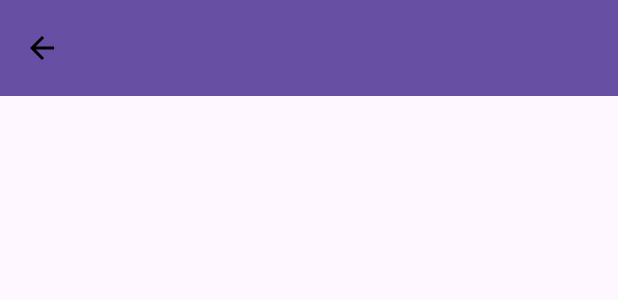
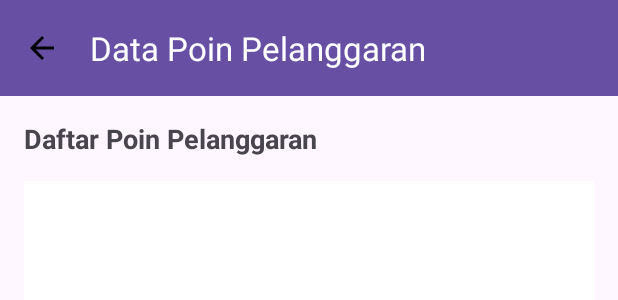
Before and after one commit to FrankStein31/Poin-Pelanggaran-Siswa, an Android app: the layout activity_data_poin_siswa.xml on its own in the app's theme, with its tools: preview values and no code run, on a phone screen of 412 x 824 dp. Shown: the top 300 px of the screen. Run offline under Robolectric (Android 15) with nearby library versions, the phone set to English and light mode, and no system bars.

Commit message:
revisi siswa dashboard

```diff
--- a/app/src/main/java/fidya/ardani/la/LaporanCepatActivity.kt
+++ b/app/src/main/java/fidya/ardani/la/LaporanCepatActivity.kt
@@ -194,7 +194,7 @@ class LaporanCepatActivity : AppCompatActivity() {
         val filteredLaporan = mutableListOf<Laporan>()
         val dateFormat = SimpleDateFormat("d-M-yyyy", Locale.getDefault())
 
-        for (document in result) {
+                for (document in result) {
             val tanggalString = document.getString("tanggal_pelanggaran") ?: ""
             var passFilter = true
 
--- a/app/src/main/java/fidya/ardani/la/RiwayatLaporanActivity.kt
+++ b/app/src/main/java/fidya/ardani/la/RiwayatLaporanActivity.kt
@@ -305,7 +305,7 @@ class RiwayatLaporanActivity : AppCompatActivity() {
         for (laporan in filteredLaporan) {
             db.collection("data_poin")
                 .whereEqualTo("nama", laporan.kategoriPelanggaran)
-                .get()
+            .get()
                 .addOnCompleteListener { task -> // Gunakan onCompleteListener agar counter selalu jalan
                     if (task.isSuccessful && task.result != null && !task.result.isEmpty) {
                         laporan.jumlahPoin = task.result.documents[0].getLong("jumlah")?.toInt() ?: 0
@@ -454,7 +454,7 @@ class RiwayatLaporanActivity : AppCompatActivity() {
                             }
                         }
                 }
-            }
+        }
     }
 
     private fun loadRiwayatLaporanSiswa(email: String) {
--- a/app/src/main/res/layout/activity_data_poin_siswa.xml
+++ b/app/src/main/res/layout/activity_data_poin_siswa.xml
@@ -5,7 +5,7 @@
     xmlns:tools="http://schemas.android.com/tools"
     android:layout_width="match_parent"
     android:layout_height="match_parent"
-    tools:context=".DataPoinActivity">
+    tools:context=".DataPoinSiswaActivity">
 
     <!-- Toolbar -->
     <com.google.android.material.appbar.MaterialToolbar
@@ -13,18 +13,27 @@
         android:layout_width="match_parent"
         android:layout_height="?attr/actionBarSize"
         android:background="?attr/colorPrimary"
-        android:title="Data Poin"
-        android:titleTextColor="@android:color/white"
+        android:elevation="4dp"
+        app:title="Data Poin Pelanggaran"
+        app:titleTextColor="@android:color/white"
         app:navigationIcon="@drawable/ic_arrow_back" />
 
     <!-- Konten utama -->
     <LinearLayout
-        android:id="@+id/layout_datapoin"
         android:layout_width="match_parent"
         android:layout_height="match_parent"
         android:orientation="vertical"
         android:layout_marginTop="?attr/actionBarSize"
         android:padding="16dp">
+
+        <!-- Info text -->
+        <TextView
+            android:layout_width="match_parent"
+            android:layout_height="wrap_content"
+            android:text="Daftar Poin Pelanggaran"
+            android:textSize="18sp"
+            android:textStyle="bold"
+            android:layout_marginBottom="16dp"/>
 
         <!-- ListView untuk menampilkan data poin -->
         <ListView
@@ -33,7 +42,9 @@
             android:layout_height="0dp"
             android:layout_weight="1"
             android:divider="@android:color/darker_gray"
-            android:dividerHeight="1dp" />
+            android:dividerHeight="0.5dp"
+            android:background="@android:color/white"/>
 
     </LinearLayout>
+
 </androidx.coordinatorlayout.widget.CoordinatorLayout>
```
Also changed, not shown: app/src/main/java/fidya/ardani/la/DashboardSiswaActivity.kt (+12 -9 lines), app/src/main/java/fidya/ardani/la/DataPoinSiswaActivity.kt (+45 -24 lines), app/src/main/res/layout/activity_riwayat_laporan_siswa.xml (+5 -5 lines).
